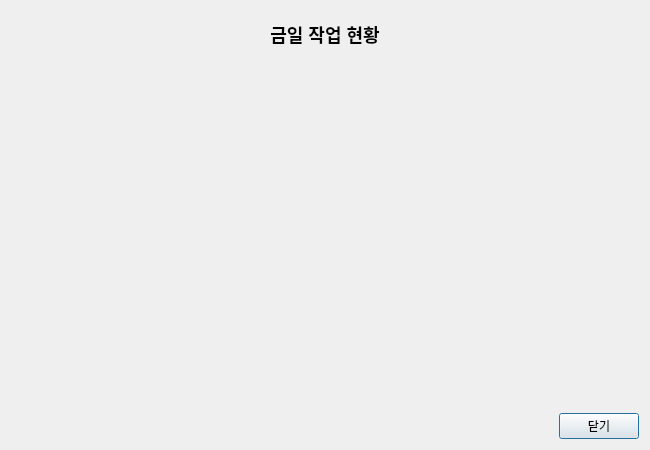
The window that ui/worker_progress.ui (Glen-Lee-glitch/new_viewer) describes before a commit, drawn with Qt 5.
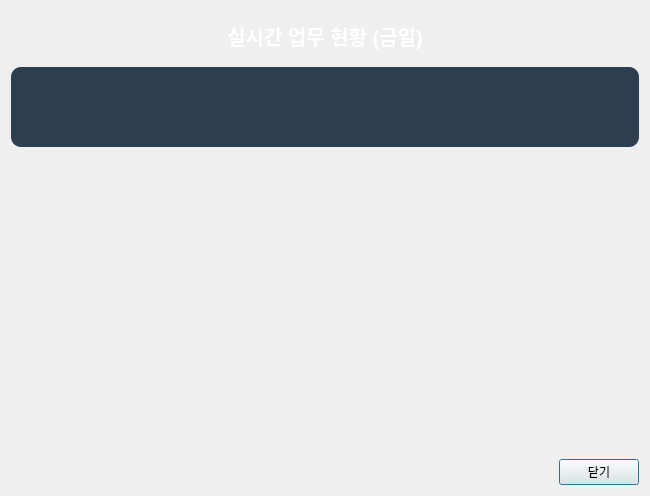
The same window after the commit.

Commit message: refactor: '작업자 현황' 이 아닌 '현황판'으로 ui 변경

```diff
--- a/ui/worker_progress.ui
+++ b/ui/worker_progress.ui
@@ -17,16 +17,61 @@
    <item>
     <widget class="QLabel" name="title_label">
      <property name="text">
-      <string>금일 작업 현황</string>
+      <string>실시간 업무 현황 (금일)</string>
      </property>
      <property name="alignment">
       <set>Qt::AlignCenter</set>
      </property>
      <property name="styleSheet">
-      <string>font-size: 18px; font-weight: bold; margin: 10px;</string>
+      <string>font-size: 20px; font-weight: bold; margin: 10px; color: #ffffff;</string>
      </property>
     </widget>
    </item>
+   <item>
+    <layout class="QHBoxLayout" name="summary_layout">
+     <property name="spacing">
+      <number>10</number>
+     </property>
+     <item>
+      <widget class="QFrame" name="summary_frame">
+       <property name="minimumSize">
+        <size>
+         <width>0</width>
+         <height>80</height>
+        </size>
+       </property>
+       <property name="styleSheet">
+        <string>QFrame#summary_frame {
+    background-color: #2c3e50;
+    border-radius: 10px;
+}</string>
+       </property>
+       <property name="frameShape">
+        <enum>QFrame::StyledPanel</enum>
+       </property>
+       <property name="frameShadow">
+        <enum>QFrame::Raised</enum>
+       </property>
+       <layout class="QHBoxLayout" name="horizontalLayout_2">
+        <item>
+         <spacer name="horizontalSpacer_2">
+          <property name="orientation">
+           <enum>Qt::Horizontal</enum>
+          </property>
+          <property name="sizeHint" stdset="0">
+           <size>
+            <width>40</width>
+            <height>20</height>
+           </size>
+          </property>
+         </spacer>
+        </item>
+        <!-- 요약 라벨들은 코드로 동적 생성하거나 여기에 추가 가능 -->
+       </layout>
+      </widget>
+     </item>
+    </layout>
+   </item>
    <item>
     <widget class="QWidget" name="chart_container" native="true">
      <property name="sizePolicy">
```
Left out of the diff: 2 changed lines with no effect on the pictures. The commit also changes 1 other file.
